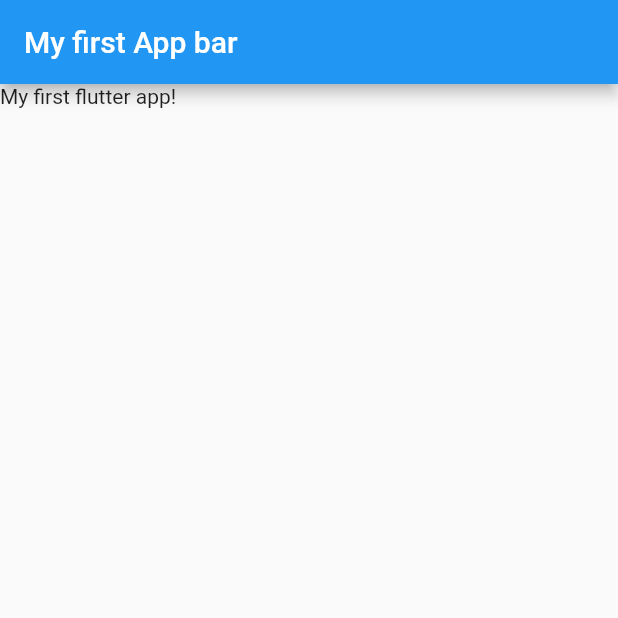
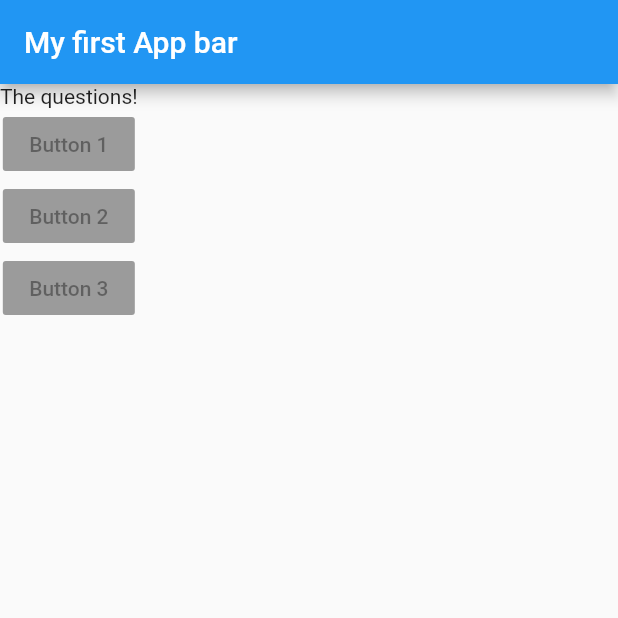
Before and after one commit to lhmisho/Flutter-beginning, a Flutter app: the screen it shows after launch, on a phone screen of 412 x 824 dp, the top half of it. Run offline on Flutter 3.47's test engine with Material 2 defaults, Android fonts, the phone set to English and light mode, and no system bars.

Commit message:
Adding column layout and some button

```diff
--- a/lib/main.dart
+++ b/lib/main.dart
@@ -14,7 +14,23 @@ class MyApp extends StatelessWidget {
         appBar: AppBar(
           title: Text('My first App bar'),
         ),
-        body: Text('My first flutter app!'),
+        body: Column(
+          children: [
+            Text('The questions!'),
+            RaisedButton(
+              child: Text('Button 1'),
+              onPressed: null,
+            ),
+            RaisedButton(
+              child: Text('Button 2'),
+              onPressed: null,
+            ),
+            RaisedButton(
+              child: Text('Button 3'),
+              onPressed: null,
+            ),
+          ],
+        ),
       ),
     );
   }
```
